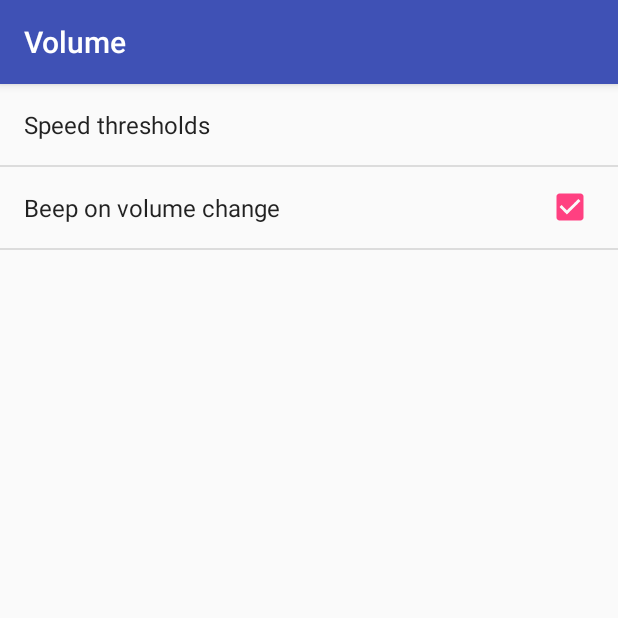
After one commit to simmlemming/volume, an Android app: the PrefsActivity screen opened directly, with no data from a screen before it, on a phone screen of 412 x 824 dp, the top half of it. The commit adds this screen. Run offline under Robolectric (Android 15) with nearby library versions, the phone set to English and light mode, and no system bars.

Commit message:
Speed thresholds can be changed in app preferences.

```diff
--- a/app/src/main/AndroidManifest.xml
+++ b/app/src/main/AndroidManifest.xml
@@ -20,7 +20,10 @@
                 <category android:name="android.intent.category.LAUNCHER" />
             </intent-filter>
         </activity>
-        <service android:name=".SpeedService"/>
+
+        <activity android:name=".PrefsActivity" />
+
+        <service android:name=".SpeedService" />
     </application>
 
 </manifest>
--- /dev/null
+++ b/app/src/main/java/org/volume/PrefsActivity.java
@@ -0,0 +1,18 @@
+package org.volume;
+
+import android.os.Bundle;
+import android.support.annotation.Nullable;
+import android.support.v7.app.AppCompatActivity;
+
+/**
+ * Created by mtkachenko on 09/04/16.
+ */
+public class PrefsActivity extends AppCompatActivity {
+
+    @Override
+    protected void onCreate(@Nullable Bundle savedInstanceState) {
+        super.onCreate(savedInstanceState);
+
+        setContentView(R.layout.activity_prefs);
+    }
+}
--- /dev/null
+++ b/app/src/main/java/org/volume/PrefsFragment.java
@@ -0,0 +1,55 @@
+package org.volume;
+
+import android.content.SharedPreferences;
+import android.os.Bundle;
+import android.preference.EditTextPreference;
+import android.preference.Preference;
+import android.preference.PreferenceFragment;
+import android.view.LayoutInflater;
+import android.view.View;
+import android.view.ViewGroup;
+
+/**
+ * Created by mtkachenko on 09/04/16.
+ */
+public class PrefsFragment extends PreferenceFragment implements SharedPreferences.OnSharedPreferenceChangeListener{
+
+    @Override
+    public void onCreate(Bundle savedInstanceState) {
+        super.onCreate(savedInstanceState);
+        addPreferencesFromResource(R.xml.preferences);
+    }
+
+    @Override
+    public View onCreateView(LayoutInflater inflater, ViewGroup container, Bundle savedInstanceState) {
+        View view = super.onCreateView(inflater, container, savedInstanceState);
+
+        getPreferenceManager().getSharedPreferences().registerOnSharedPreferenceChangeListener(this);
+        updateSummary();
+
+        return view;
+    }
+
+    private void updateSummary() {
+        String keySpeedThresholds = getString(R.string.pref_key_speed_thresholds);
+        for (int i = 0; i < getPreferenceScreen().getPreferenceCount(); i++) {
+            Preference preference = getPreferenceScreen().getPreference(i);
+            if (keySpeedThresholds.equals(preference.getKey())) {
+                String summary = ((EditTextPreference)preference).getText();
+                preference.setSummary(summary);
+            }
+        }
+    }
+
+    @Override
+    public void onDestroyView() {
+        getPreferenceManager().getSharedPreferences().unregisterOnSharedPreferenceChangeListener(this);
+
+        super.onDestroyView();
+    }
+
+    @Override
+    public void onSharedPreferenceChanged(SharedPreferences sharedPreferences, String key) {
+        updateSummary();
+    }
+}
--- /dev/null
+++ b/app/src/main/res/layout/activity_prefs.xml
@@ -0,0 +1,11 @@
+<?xml version="1.0" encoding="utf-8"?>
+<FrameLayout xmlns:android="http://schemas.android.com/apk/res/android"
+    android:layout_width="match_parent"
+    android:layout_height="match_parent">
+
+    <fragment
+        android:id="@+id/prefs_fragment"
+        android:name="org.volume.PrefsFragment"
+        android:layout_width="match_parent"
+        android:layout_height="match_parent" />
+</FrameLayout>
--- a/app/src/main/res/values/strings.xml
+++ b/app/src/main/res/values/strings.xml
@@ -1,3 +1,6 @@
 <resources>
     <string name="app_name">Volume</string>
+
+    <string name="pref_key_beep">beep</string>
+    <string name="pref_key_speed_thresholds">speed_thresholds</string>
 </resources>
--- /dev/null
+++ b/app/src/main/res/xml/preferences.xml
@@ -0,0 +1,11 @@
+<PreferenceScreen xmlns:android="http://schemas.android.com/apk/res/android">
+    <EditTextPreference
+        android:key="@string/pref_key_speed_thresholds"
+        android:title="Speed thresholds" />
+
+    <CheckBoxPreference
+        android:defaultValue="true"
+        android:key="@string/pref_key_beep"
+        android:title="Beep on volume change" />
+
+</PreferenceScreen>
```
Also changed, not shown: app/src/main/java/org/volume/MainActivity.java (+61 -10 lines), app/src/main/java/org/volume/SpeedService.java (+39 -4 lines), app/src/main/java/org/volume/VolumeManager.java (+19 -6 lines), app/src/main/res/layout/activity_main.xml (+9 -0 lines), app/src/main/res/menu/main.xml (added, +9 -0 lines), 1 other file.
